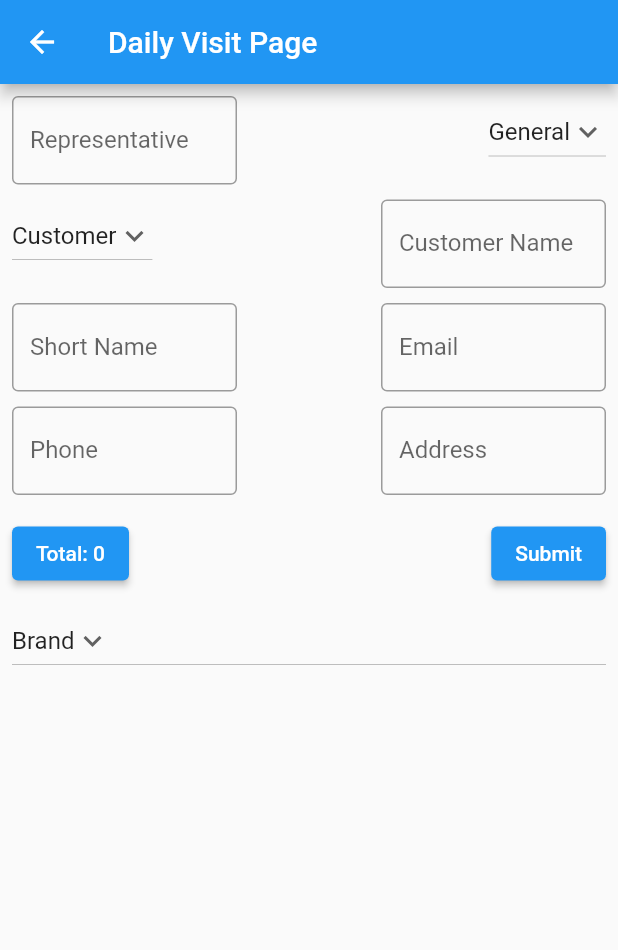
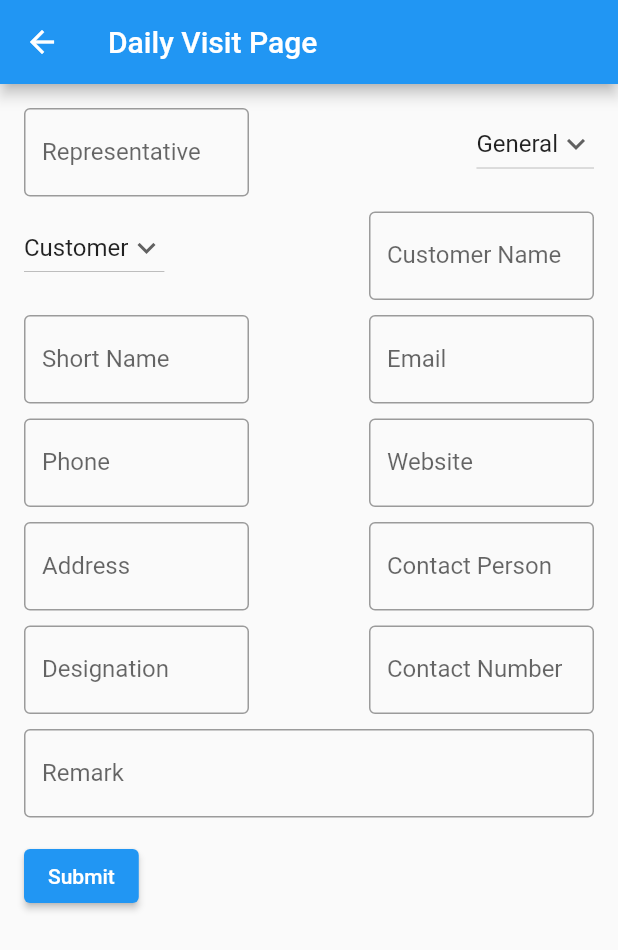
Before and after one commit to atik-sabuj/client_app, a Flutter app: the DailyVisitPage screen opened directly, on a phone screen of 412 x 824 dp. Shown: the top 950 px of the screen. Run offline on Flutter 3.47's test engine with Material 2 defaults, Android fonts, the phone set to English and light mode, and no system bars.

Commit message:
Daily Visit #4

```diff
--- a/lib/pages/daily_visit_page.dart
+++ b/lib/pages/daily_visit_page.dart
@@ -22,7 +22,7 @@ class _DailyVisitPageState extends State<DailyVisitPage> {
             child: Icon(Icons.arrow_back)),
       ),
       body: Padding(
-        padding: const EdgeInsets.all(8.0),
+        padding: const EdgeInsets.all(16.0),
         child: Column(
           children: [
             Row(
@@ -119,7 +119,7 @@ class _DailyVisitPageState extends State<DailyVisitPage> {
                   width: 150,
                   child: TextFormField(
                     decoration: const InputDecoration(
-                      hintText: 'Enter Short Name',
+                      hintText: 'Enter Short',
                       labelText: 'Short Name',
                       border: OutlineInputBorder(
                           borderSide:
@@ -166,7 +166,29 @@ class _DailyVisitPageState extends State<DailyVisitPage> {
                 Container(
                   width: 150,
                   child: TextFormField(
-                    keyboardType: TextInputType.emailAddress,
+                    decoration: const InputDecoration(
+                      hintText: 'Enter Website',
+                      labelText: 'Website',
+                      border: OutlineInputBorder(
+                          borderSide:
+                          const BorderSide(color: Colors.blue, width: 1)),
+                    ),
+                  ),
+                ),
+              ],
+            ),
+
+            SizedBox(
+              height: 10,
+            ),
+
+            Row(
+              mainAxisAlignment: MainAxisAlignment.spaceBetween,
+              crossAxisAlignment: CrossAxisAlignment.start,
+              children: [
+                Container(
+                  width: 150,
+                  child: TextFormField(
                     decoration: const InputDecoration(
                       hintText: 'Enter Address',
                       labelText: 'Address',
@@ -176,59 +198,92 @@ class _DailyVisitPageState extends State<DailyVisitPage> {
                     ),
                   ),
                 ),
+                Container(
+                  width: 150,
+                  child: TextFormField(
+                    decoration: const InputDecoration(
+                      hintText: 'Enter Here',
+                      labelText: 'Contact Person',
+                      border: OutlineInputBorder(
+                          borderSide:
+                          const BorderSide(color: Colors.blue, width: 1)),
+                    ),
+                  ),
+                ),
               ],
             ),
+
             SizedBox(
-              height: 15,
+              height: 10,
             ),
+
             Row(
               mainAxisAlignment: MainAxisAlignment.spaceBetween,
               crossAxisAlignment: CrossAxisAlignment.start,
               children: [
                 Container(
-                  //padding: const EdgeInsets.only(left: 150.0, top: 40.0),
-                  child: ElevatedButton(
-                    onPressed: () {},
-                    child: const Text('Total: 0'),
+                  width: 150,
+                  child: TextFormField(
+                    decoration: const InputDecoration(
+                      hintText: 'Enter Designation',
+                      labelText: 'Designation',
+                      border: OutlineInputBorder(
+                          borderSide:
+                          const BorderSide(color: Colors.blue, width: 1)),
+                    ),
                   ),
                 ),
                 Container(
-                  child: ElevatedButton(
-                    onPressed: () {},
-                    child: const Text('Submit'),
+                  width: 150,
+                  child: TextFormField(
+                    keyboardType: TextInputType.emailAddress,
+                    decoration: const InputDecoration(
+                      hintText: 'Enter Number',
+                      labelText: 'Contact Number',
+                      border: OutlineInputBorder(
+                          borderSide:
+                          const BorderSide(color: Colors.blue, width: 1)),
+                    ),
                   ),
                 ),
               ],
             ),
+
             SizedBox(
               height: 10,
+            ),
+
+            Row(
+              mainAxisAlignment: MainAxisAlignment.start,
+              crossAxisAlignment: CrossAxisAlignment.start,
+              children: [
+                Expanded(
+                  child: Container(
+                    child: TextFormField(
+                      decoration: const InputDecoration(
+                        hintText: 'Enter Remark',
+                        labelText: 'Remark',
+                        border: OutlineInputBorder(
+                            borderSide:
+                            const BorderSide(color: Colors.blue, width: 1)),
+                      ),
+                    ),
+                  ),
+                ),
+              ],
+            ),
+
+            SizedBox(
+              height: 15,
             ),
             Row(
               mainAxisAlignment: MainAxisAlignment.start,
               crossAxisAlignment: CrossAxisAlignment.start,
               children: [
-                Expanded(
-                  child: DropdownButton(
-                    // Initial Value
-                    value: brandvalue,
-
-                    // Down Arrow Icon
-                    icon: const Icon(Icons.keyboard_arrow_down),
-
-                    // Array list of items
-                    items: brandtypes.map((String brandtypes) {
-                      return DropdownMenuItem(
-                        value: brandtypes,
-                        child: Text(brandtypes),
-                      );
-                    }).toList(),
-                    // After selecting the desired option,it will
-                    // change button value to selected value
-                    onChanged: (String? newBrandValue) {
-                      setState(() {
-                        brandvalue = newBrandValue!;
-                      });
-                    },
+                Container(
+                  child: ElevatedButton(
+                    onPressed: () {},
+                    child: const Text('Submit'),
                   ),
                 ),
               ],
```
